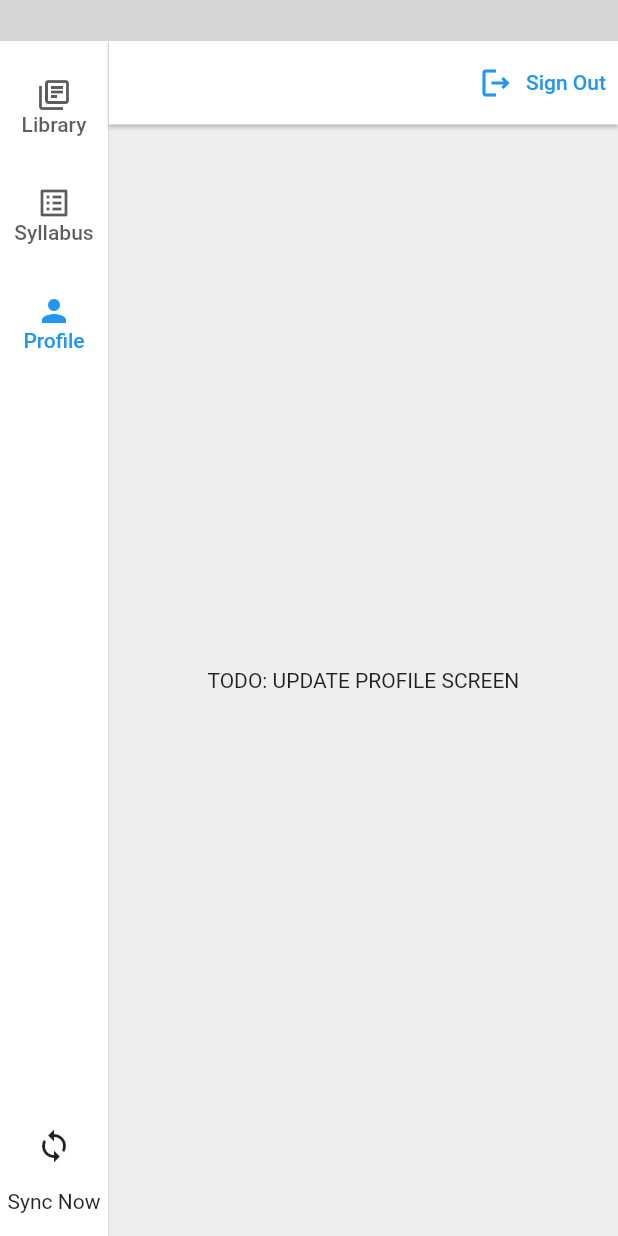
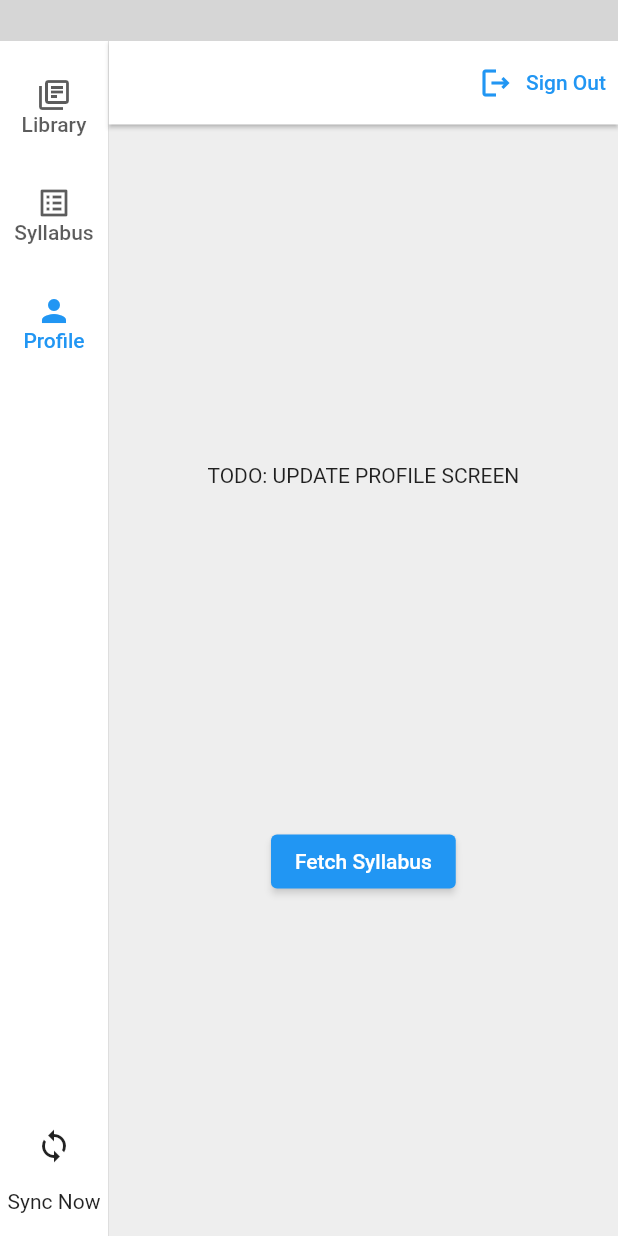
Before and after one commit to silverback-robot/lastpage-windows, a Flutter app: the screen it shows once a user with an empty profile is signed in, after a tap on "Syllabus", after a tap on "Profile", on a phone screen of 412 x 824 dp. Run offline on Flutter 3.47's test engine with Material 2 defaults, Android fonts, the phone set to English and light mode, and no system bars; our stand-ins replace dio, firebase_auth, firebase_core, flutter_svg, hive, hive_flutter and 3 more; missing offline and left inert: bitsdojo_window, flutter_acrylic; accounts and stored records are empty; network calls fail; grey boxes are pictures that could not be loaded.

Commit message:
Download and parse syllabus YAML (pending: record syllabus URL in user profile)

```diff
--- a/lib/models/user_profile/user_profile.dart
+++ b/lib/models/user_profile/user_profile.dart
@@ -6,6 +6,7 @@ class UserProfile {
   final int? phone;
   final String university;
   final String department;
+  final String syllabusYamlUrl;
 
   UserProfile({
     required this.uid,
@@ -15,6 +16,7 @@ class UserProfile {
     this.phone,
     required this.university,
     required this.department,
+    required this.syllabusYamlUrl,
   });
 
   factory UserProfile.fromJson(Map<String, dynamic> json) {
@@ -26,6 +28,8 @@ class UserProfile {
     var name = jsonFields['name']['stringValue'] as String;
     var university = jsonFields['university']['stringValue'] as String;
     var department = jsonFields['department']['stringValue'] as String;
+    var syllabusYamlUrl =
+        jsonFields['syllabusYamlUrl']['stringValue'] as String;
     var avatar = jsonFields['avatar']['stringValue'] as String?;
 
     return UserProfile(
@@ -35,7 +39,8 @@ class UserProfile {
         email: email,
         phone: phone,
         university: university,
-        department: department);
+        department: department,
+        syllabusYamlUrl: syllabusYamlUrl);
   }
 
   Map<String, dynamic> toJson() => {
@@ -45,6 +50,7 @@ class UserProfile {
         'name': name,
         'university': university,
         'department': department,
+        'syllabusYamlUrl': syllabusYamlUrl,
         'avatar': avatar,
       };
 }
--- a/lib/screens/update_profile.dart
+++ b/lib/screens/update_profile.dart
@@ -1,4 +1,5 @@
 import 'package:flutter/material.dart';
+import 'package:lastpage/models/syllabus/syllabus.dart';
 import 'package:lastpage/models/user_auth.dart';
 import 'package:provider/provider.dart';
 
@@ -7,6 +8,7 @@ class UpdateProfile extends StatelessWidget {
 
   @override
   Widget build(BuildContext context) {
+    final syllabus = Syllabus();
     return Scaffold(
       appBar: AppBar(actions: [
         TextButton.icon(
@@ -15,8 +17,20 @@ class UpdateProfile extends StatelessWidget {
           label: const Text("Sign Out"),
         )
       ]),
-      body: const Center(
-        child: Text("TODO: UPDATE PROFILE SCREEN"),
+      body: Center(
+        child: Column(
+          mainAxisSize: MainAxisSize.max,
+          mainAxisAlignment: MainAxisAlignment.spaceEvenly,
+          crossAxisAlignment: CrossAxisAlignment.center,
+          children: [
+            const Text("TODO: UPDATE PROFILE SCREEN"),
+            ElevatedButton(
+                onPressed: () {
+                  syllabus.parseSyllabusYaml();
+                },
+                child: const Text("Fetch Syllabus")),
+          ],
+        ),
       ),
     );
   }
--- a/lib/services/firestore_rest_api.dart
+++ b/lib/services/firestore_rest_api.dart
@@ -54,6 +54,7 @@ class FirestoreRestApi extends ChangeNotifier {
         await prefs.setString('email', profile.avatar ?? '');
         await prefs.setString('university', profile.university);
         await prefs.setString('department', profile.department);
+        await prefs.setString('syllabusYamlUrl', profile.syllabusYamlUrl);
         await prefs.setInt('phone', profile.phone ?? 0);
       } catch (err) {
         print(err.toString());
```
Also changed, not shown: lib/models/syllabus/syllabus.dart (+42 -5 lines).
